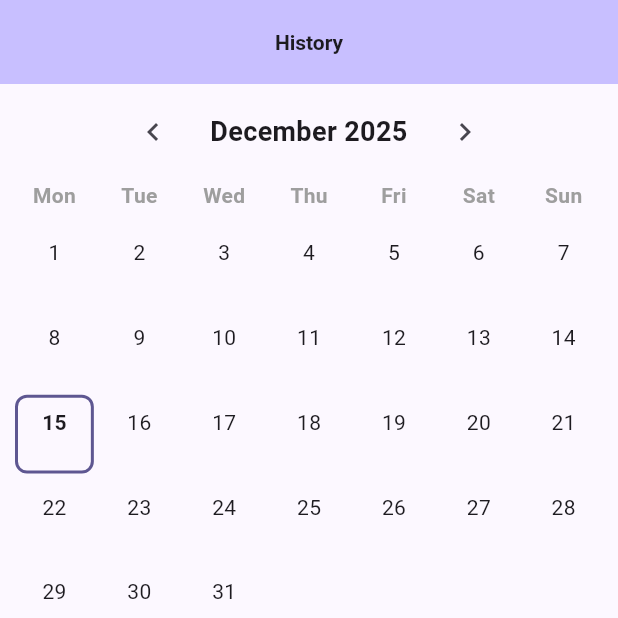
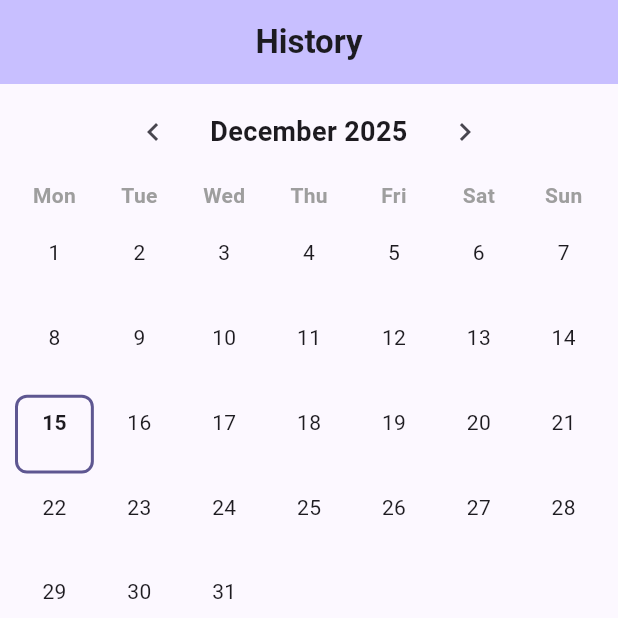
Before and after one commit to athompson887/mood_diary, a Flutter app: the screen it shows after launch, item 2 of the bottom bar chosen, on a phone screen of 412 x 824 dp, the top half of it. Run offline on Flutter 3.47's test engine with Material 3 defaults, Android fonts, the phone set to English and light mode, and no system bars; our stand-ins replace emoji_picker_flutter, fl_chart, flutter_riverpod, google_fonts, hive_flutter, package_info_plus and 1 more; missing offline and left inert: purchases_flutter; accounts and stored records are empty.

Commit message:
new screenshots

```diff
--- a/lib/theme/app_theme.dart
+++ b/lib/theme/app_theme.dart
@@ -209,17 +209,36 @@ class AppTheme {
     bool useDyslexiaFont = false,
     double scaleFactor = 1.0,
   }) {
-    // Use Lexend for dyslexia-friendly mode - it's designed for readability
-    // with features that help readers with dyslexia
+    // Define explicit font sizes for all text styles (Material 3 defaults)
+    const TextTheme baseWithSizes = TextTheme(
+      displayLarge: TextStyle(fontSize: 57),
+      displayMedium: TextStyle(fontSize: 45),
+      displaySmall: TextStyle(fontSize: 36),
+      headlineLarge: TextStyle(fontSize: 32),
+      headlineMedium: TextStyle(fontSize: 28),
+      headlineSmall: TextStyle(fontSize: 24),
+      titleLarge: TextStyle(fontSize: 22),
+      titleMedium: TextStyle(fontSize: 16),
+      titleSmall: TextStyle(fontSize: 14),
+      bodyLarge: TextStyle(fontSize: 16),
+      bodyMedium: TextStyle(fontSize: 14),
+      bodySmall: TextStyle(fontSize: 12),
+      labelLarge: TextStyle(fontSize: 14),
+      labelMedium: TextStyle(fontSize: 12),
+      labelSmall: TextStyle(fontSize: 11),
+    );
+
     TextTheme baseTheme;
 
     if (useDyslexiaFont) {
-      baseTheme = GoogleFonts.lexendTextTheme();
+      // Use Lexend for dyslexia-friendly mode - designed for readability
+      baseTheme = GoogleFonts.lexendTextTheme(baseWithSizes);
     } else {
-      // Use default Material text theme
-      baseTheme = brightness == Brightness.light
+      // Use default Material text theme with explicit sizes
+      final materialTheme = brightness == Brightness.light
           ? ThemeData.light().textTheme
           : ThemeData.dark().textTheme;
+      baseTheme = materialTheme.merge(baseWithSizes);
     }
 
     // Apply scale factor if needed
--- a/pubspec.yaml
+++ b/pubspec.yaml
@@ -7,7 +7,7 @@ description: >
 
 publish_to: 'none'
 
-version: 1.0.0+1
+version: 1.0.0+2
 
 environment:
   sdk: ^3.10.0
```
Also changed, not shown: 18 other files.
